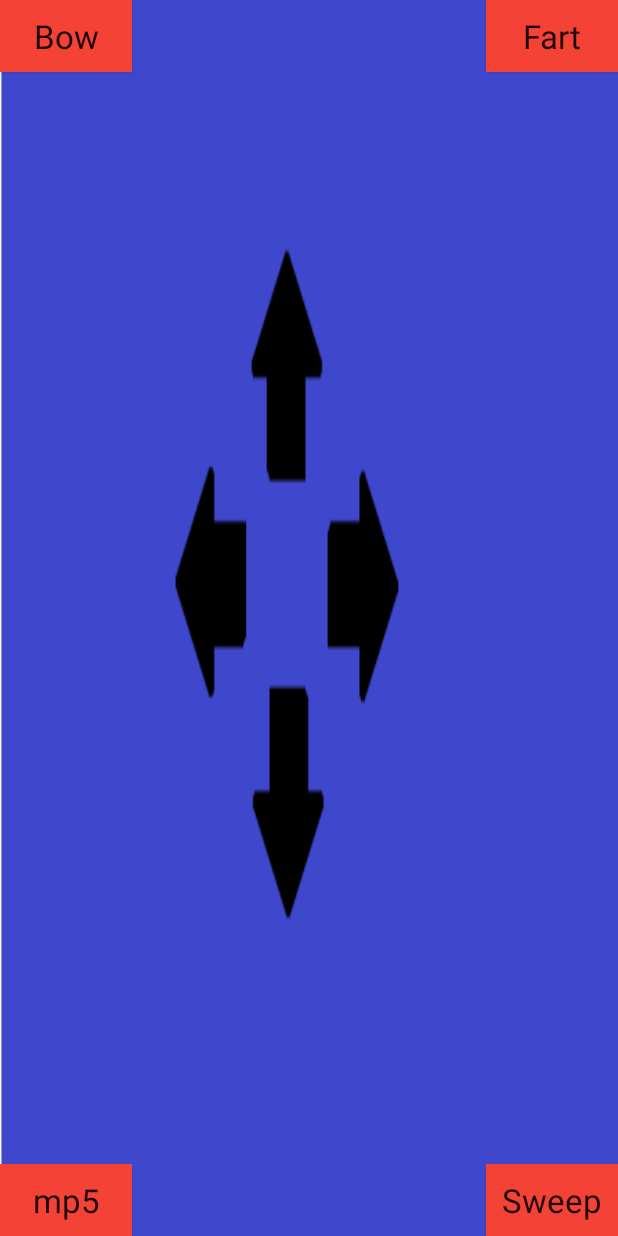
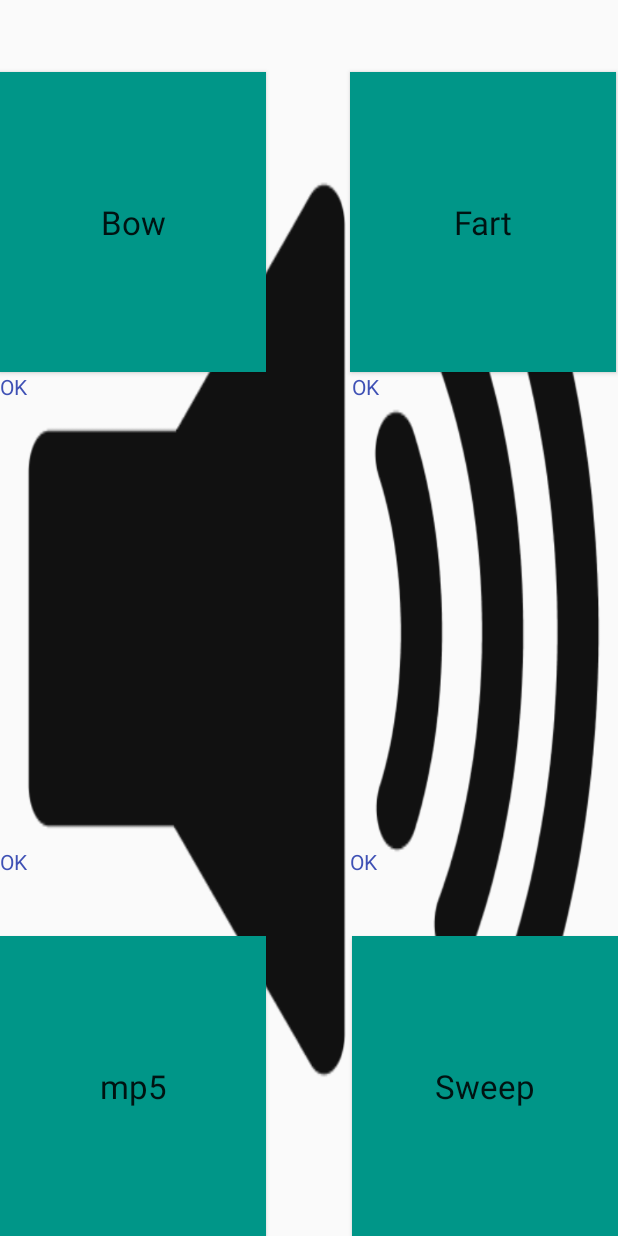
Before and after one commit to anlas17/apProjectSB, an Android app: the screen it shows after launch (MainActivity), on a phone screen of 412 x 824 dp. Run offline under Robolectric (Android 15) with nearby library versions, the phone set to English and light mode, and no system bars; our stand-ins replace Room's generated code; 8 statements that could not run were skipped.

Commit message:
db update

```diff
--- a/Soundboard/app/build.gradle
+++ b/Soundboard/app/build.gradle
@@ -22,6 +22,8 @@ dependencies {
     implementation fileTree(dir: 'libs', include: ['*.jar'])
     implementation 'com.android.support:appcompat-v7:28.0.0'
     implementation 'com.android.support.constraint:constraint-layout:1.1.3'
+    implementation 'android.arch.persistence.room:runtime:1.1.1'
+    annotationProcessor 'android.arch.persistence.room:compiler:1.1.1'
     testImplementation 'junit:junit:4.12'
     androidTestImplementation 'com.android.support.test:runner:1.0.2'
     androidTestImplementation 'com.android.support.test.espresso:espresso-core:3.0.2'
--- /dev/null
+++ b/Soundboard/app/src/main/java/com/example/soundboard/SoundDao.java
@@ -0,0 +1,23 @@
+package com.example.soundboard;
+
+import android.arch.persistence.room.Dao;
+import android.arch.persistence.room.Delete;
+import android.arch.persistence.room.Insert;
+import android.arch.persistence.room.Query;
+import android.arch.persistence.room.Update;
+
+import java.util.List;
+
+@Dao
+public interface SoundDao {
+    @Query("Select * from sound")
+    List<Sound> getSoundList();
+    @Insert
+    void insertSound(Sound sound);
+    @Update
+    void updateSound(Sound sound);
+    @Delete
+    void deleteSound(Sound sound);
+    @Query("SELECT * FROM SOUND WHERE name = :name")
+    Sound loadSoundByName(String name);
+}
--- /dev/null
+++ b/Soundboard/app/src/main/java/com/example/soundboard/SoundDatabase.java
@@ -0,0 +1,15 @@
+package com.example.soundboard;
+
+import android.arch.persistence.room.Database;
+import android.arch.persistence.room.Room;
+import android.arch.persistence.room.RoomDatabase;
+import android.content.Context;
+import android.util.Log;
+
+import java.util.List;
+
+@Database(entities = Sound.class, exportSchema = false, version = 1)
+public abstract class SoundDatabase extends RoomDatabase {
+
+    public abstract SoundDao soundDao();
+}
--- /dev/null
+++ b/Soundboard/app/src/main/java/com/example/soundboard/SoundRepository.java
@@ -0,0 +1,40 @@
+package com.example.soundboard;
+
+import android.arch.persistence.room.Room;
+import android.content.Context;
+
+import java.util.List;
+
+public class SoundRepository {
+    private String DB_NAME = "SoundDB";
+    private SoundDatabase sInstance;
+
+    public SoundRepository(Context context){
+            sInstance = Room.databaseBuilder(context, SoundDatabase.class, DB_NAME).build();
+    }
+
+    public void insertSound(String name, int amount){
+        Sound sound = new Sound();
+        sound.setName(name);
+        sound.setAmount(amount);
+        sInstance.soundDao().insertSound(sound);
+    }
+    public void updateSound(String name, int amount){
+        Sound sound = new Sound();
+        sound.setName(name);
+        sound.setAmount(amount);
+        sInstance.soundDao().updateSound(sound);
+    }
+    public void deleteSound(String name){
+        Sound sound = new Sound();
+        sound.setName(name);
+        sound.setAmount(0);
+        sInstance.soundDao().deleteSound(sound);
+    }
+    public Sound getSound(String name){
+        return sInstance.soundDao().loadSoundByName(name);
+    }
+    public List<Sound> getSounds(){
+        return sInstance.soundDao().getSoundList();
+    }
+}
--- a/Soundboard/app/src/main/res/layout/activity_main.xml
+++ b/Soundboard/app/src/main/res/layout/activity_main.xml
@@ -4,52 +4,116 @@
     xmlns:tools="http://schemas.android.com/tools"
     android:layout_width="match_parent"
     android:layout_height="match_parent"
-    tools:context=".MainActivity"
-    android:background="@drawable/background">
+    android:background="@drawable/background"
+    tools:context=".MainActivity">
 
 
     <Button
         android:id="@+id/button"
-        android:layout_width="wrap_content"
-        android:layout_height="0dp"
-        android:background="#F44336"
+        android:layout_width="177dp"
+        android:layout_height="200dp"
+        android:layout_marginTop="78dp"
+        android:layout_marginBottom="605dp"
+        android:background="#009688"
         android:onClick="bow"
         android:text="Bow"
         android:textAppearance="@style/TextAppearance.AppCompat.Large"
-        tools:layout_editor_absoluteX="0dp"
-        tools:layout_editor_absoluteY="78dp" />
+        app:layout_constraintBottom_toBottomOf="parent"
+        app:layout_constraintStart_toStartOf="parent"
+        app:layout_constraintTop_toTopOf="parent"
+        app:layout_constraintVertical_bias="0.513" />
 
     <Button
         android:id="@+id/button2"
-        android:layout_width="wrap_content"
-        android:layout_height="0dp"
-        android:background="#F44336"
+        android:layout_width="177dp"
+        android:layout_height="200dp"
+        android:layout_marginStart="232dp"
+        android:layout_marginLeft="232dp"
+        android:layout_marginTop="78dp"
+        android:layout_marginBottom="605dp"
+        android:background="#009688"
         android:onClick="fart"
         android:text="Fart"
         android:textAppearance="@style/TextAppearance.AppCompat.Large"
+        app:layout_constraintBottom_toBottomOf="parent"
         app:layout_constraintEnd_toEndOf="parent"
-        tools:layout_editor_absoluteY="78dp" />
+        app:layout_constraintStart_toStartOf="parent"
+        app:layout_constraintTop_toTopOf="parent"
+        app:layout_constraintVertical_bias="0.513" />
 
     <Button
         android:id="@+id/button3"
-        android:layout_width="wrap_content"
-        android:layout_height="0dp"
-        android:background="#F44336"
+        android:layout_width="177dp"
+        android:layout_height="200dp"
+        android:layout_marginTop="683dp"
+        android:layout_marginEnd="323dp"
+        android:layout_marginRight="323dp"
+        android:background="#009688"
         android:onClick="mp5"
         android:text="mp5"
         android:textAppearance="@style/TextAppearance.AppCompat.Large"
         app:layout_constraintBottom_toBottomOf="parent"
-        tools:layout_editor_absoluteX="0dp" />
+        app:layout_constraintEnd_toEndOf="parent"
+        app:layout_constraintHorizontal_bias="0.0"
+        app:layout_constraintStart_toStartOf="parent"
+        app:layout_constraintTop_toTopOf="parent"
+        app:layout_constraintVertical_bias="1.0" />
 
     <Button
         android:id="@+id/button4"
-        android:layout_width="wrap_content"
-        android:layout_height="0dp"
-        android:background="#F44336"
+        android:layout_width="177dp"
+        android:layout_height="200dp"
+        android:layout_marginStart="323dp"
+        android:layout_marginLeft="323dp"
+        android:layout_marginTop="683dp"
+        android:background="#009688"
         android:onClick="sweep"
         android:text="Sweep"
         android:textAppearance="@style/TextAppearance.AppCompat.Large"
         app:layout_constraintBottom_toBottomOf="parent"
+        app:layout_constraintEnd_toEndOf="parent"
+        app:layout_constraintHorizontal_bias="1.0"
+        app:layout_constraintStart_toStartOf="parent"
+        app:layout_constraintTop_toTopOf="parent"
+        app:layout_constraintVertical_bias="1.0" />
+
+    <TextView
+        android:id="@+id/textView"
+        android:layout_width="177dp"
+        android:layout_height="59dp"
+        android:text="@android:string/ok"
+        android:textColor="#3F51B5"
+        app:layout_constraintStart_toStartOf="parent"
+        app:layout_constraintTop_toBottomOf="@+id/button" />
+
+    <TextView
+        android:id="@+id/textView2"
+        android:layout_width="177dp"
+        android:layout_height="59dp"
+        android:text="@android:string/ok"
+        android:textColor="#3F51B5"
+        app:layout_constraintEnd_toEndOf="parent"
+        app:layout_constraintTop_toBottomOf="@+id/button2" />
+
+    <TextView
+        android:id="@+id/textView3"
+        android:layout_width="177dp"
+        android:layout_height="59dp"
+        android:layout_marginEnd="1dp"
+        android:layout_marginRight="1dp"
+        android:text="@android:string/ok"
+        android:textColor="#3F51B5"
+        app:layout_constraintBottom_toTopOf="@+id/button4"
         app:layout_constraintEnd_toEndOf="parent" />
 
+    <TextView
+        android:id="@+id/textView4"
+        android:layout_width="177dp"
+        android:layout_height="59dp"
+        android:text="@android:string/ok"
+        android:textColor="#3F51B5"
+        app:layout_constraintBottom_toTopOf="@+id/button3"
+        app:layout_constraintStart_toStartOf="parent" />
+
+
 </android.support.constraint.ConstraintLayout>
--- a/Soundboard/build.gradle
+++ b/Soundboard/build.gradle
@@ -8,7 +8,6 @@ buildscript {
     }
     dependencies {
         classpath 'com.android.tools.build:gradle:3.4.1'
-
         // NOTE: Do not place your application dependencies here; they belong
         // in the individual module build.gradle files
     }
@@ -18,6 +17,7 @@ allprojects {
     repositories {
         google()
         jcenter()
+        maven{url 'https://maven.google.com'}
 
     }
 }
```
Also changed, not shown: Soundboard/app/src/main/java/com/example/soundboard/MainActivity.java (+35 -0 lines), Soundboard/app/src/main/java/com/example/soundboard/Sound.java (added, +32 -0 lines), Soundboard/app/src/main/res/drawable/background.png.
